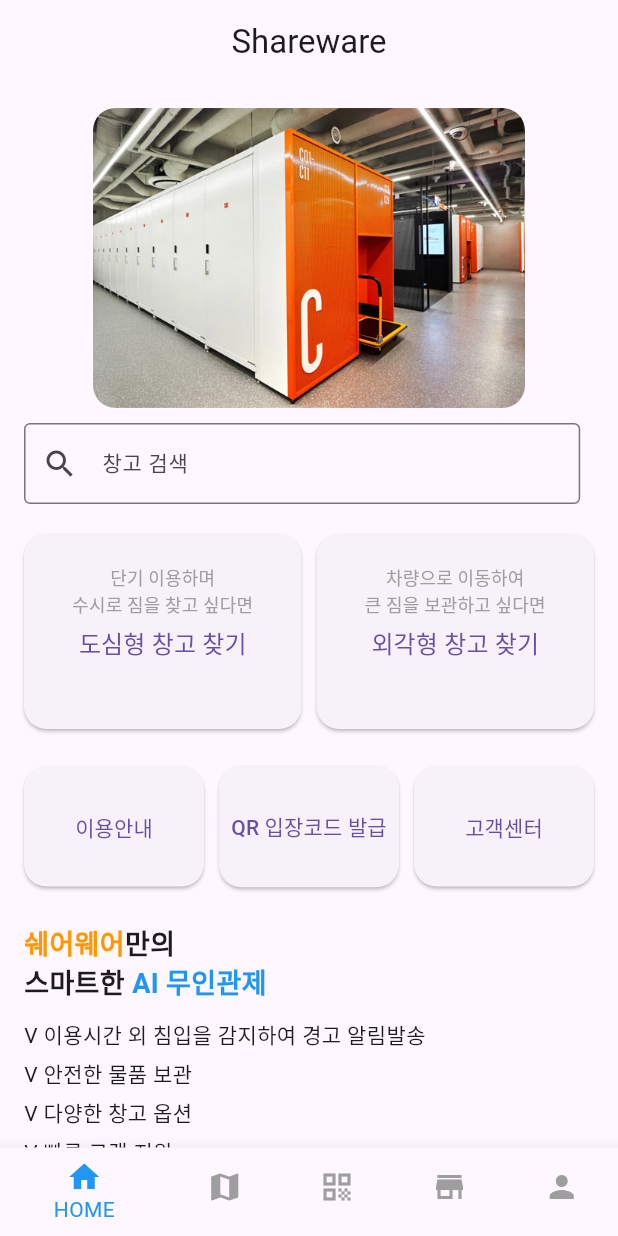
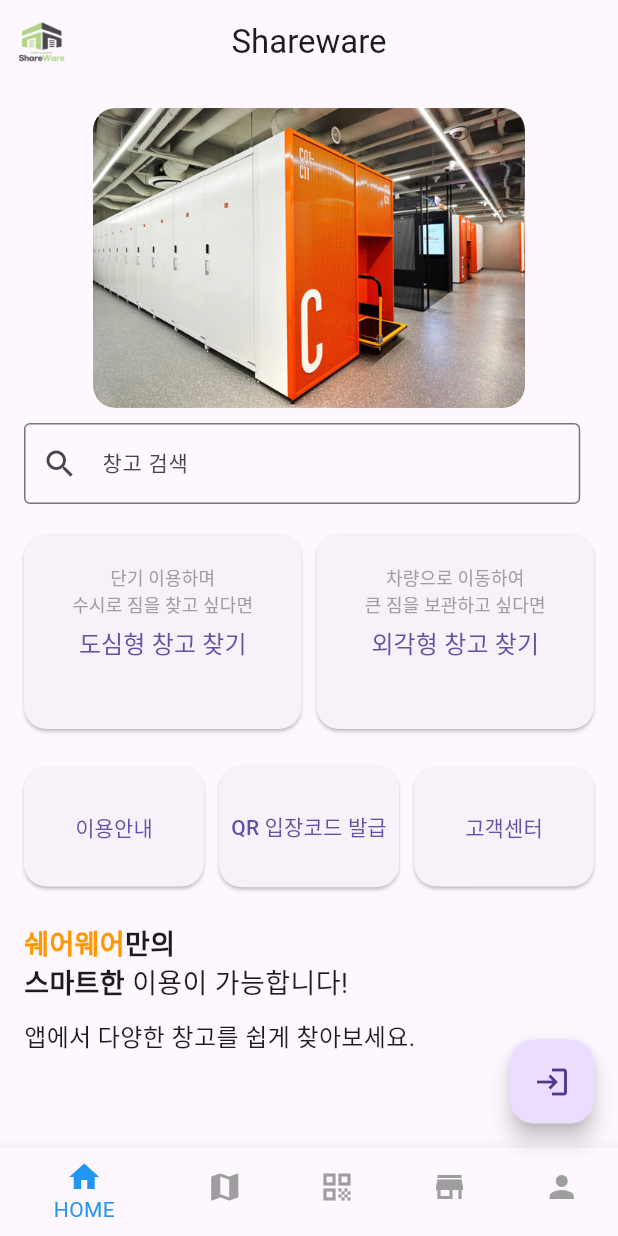
Before and after one commit to eun-young2/ShareWare, a Flutter app: the screen it shows after launch, on a phone screen of 412 x 824 dp. Run offline on Flutter 3.47's test engine with Material 3 defaults, Android fonts, the phone set to English and light mode, and no system bars.

Commit message:
회원가입, 로그인 화면구현 -규민

```diff
--- a/Frontend/shareware/lib/main.dart
+++ b/Frontend/shareware/lib/main.dart
@@ -3,6 +3,8 @@ import 'package:flutter_application_33/my_page.dart';
 import 'package:flutter_application_33/my_warehouse_page.dart';
 import 'package:flutter_application_33/qr_page.dart';
 import 'package:flutter_application_33/storage_select.dart'; // 이 경로가 올바른지 확인하세요.
+import 'package:flutter_application_33/login_page.dart'; // 로그인 페이지 경로
+import 'package:flutter_application_33/signup_page.dart'; // 회원가입 페이지 경로
 
 void main() {
   runApp(SharewareApp());
@@ -29,7 +31,7 @@ class MainPage extends StatefulWidget {
 class _MainPageState extends State<MainPage> {
   final List<String> warehouseImages = [
     'assets/warehouse1.jpg',
-
+    // 사진 추가 가능
   ];
 
   int _selectedIndex = 0;
@@ -53,6 +55,13 @@ class _MainPageState extends State<MainPage> {
       appBar: AppBar(
         title: Text('Shareware'),
         centerTitle: true,
+        leading: Padding(
+          padding: const EdgeInsets.all(8.0),
+          child: Image.asset(
+            'assets/ShareWare_logo.png', // 경로를 정확하게 확인하세요
+            fit: BoxFit.contain,
+          ),
+        ),
       ),
       body: _pages[_selectedIndex],
       bottomNavigationBar: BottomNavigationBar(
@@ -87,6 +96,43 @@ class _MainPageState extends State<MainPage> {
             _selectedIndex = index;
           });
         },
+      ),
+      floatingActionButton: FloatingActionButton(
+        onPressed: () {
+          // 로그인 및 회원가입 화면으로 이동하는 다이얼로그
+          showDialog(
+            context: context,
+            builder: (context) {
+              return AlertDialog(
+                title: Text('로그인 또는 회원가입'),
+                content: Column(
+                  mainAxisSize: MainAxisSize.min,
+                  children: [
+                    ElevatedButton(
+                      onPressed: () {
+                        Navigator.push(
+                          context,
+                          MaterialPageRoute(builder: (context) => LoginPage()),
+                        );
+                      },
+                      child: Text('로그인'),
+                    ),
+                    ElevatedButton(
+                      onPressed: () {
+                        Navigator.push(
+                          context,
+                          MaterialPageRoute(builder: (context) =>SignupPage()),
+                        );
+                      },
+                      child: Text('회원가입'),
+                    ),
+                  ],
+                ),
+              );
+            },
+          );
+        },
+        child: Icon(Icons.login),
       ),
     );
   }
@@ -236,7 +282,7 @@ class MainPageContent extends StatelessWidget {
                         ),
                         padding: EdgeInsets.symmetric(vertical: 30.0),
                       ),
-                      onPressed: () {},
+                      onPressed: () {}, // 이용안내
                       child: Text('이용안내'),
                     ),
                   ),
@@ -249,7 +295,7 @@ class MainPageContent extends StatelessWidget {
                         ),
                         padding: EdgeInsets.symmetric(vertical: 30.0),
                       ),
-                      onPressed: () {},
+                      onPressed: () {}, // QR 입장코드 발급
                       child: Text('QR 입장코드 발급'),
                     ),
                   ),
@@ -262,7 +308,7 @@ class MainPageContent extends StatelessWidget {
                         ),
                         padding: EdgeInsets.symmetric(vertical: 30.0),
                       ),
-                      onPressed: () {},
+                      onPressed: () {}, // 고객센터
                       child: Text('고객센터'),
                     ),
                   ),
@@ -292,68 +338,22 @@ class MainPageContent extends StatelessWidget {
                         ),
                       ),
                       TextSpan(
-                        text: 'AI 무인관제',
-                        style: TextStyle(
-                          fontWeight: FontWeight.bold,
-                          fontSize: 18,
-                          color: Colors.blue,
-                        ),
+                        text: '이용이 가능합니다!',
+                        style: TextStyle(fontSize: 18),
                       ),
                     ],
                   ),
                 ),
                 SizedBox(height: 10.0),
-                Text('V 이용시간 외 침입을 감지하여 경고 알림발송'),
-                SizedBox(height: 5.0),
-                Text('V 안전한 물품 보관'),
-                SizedBox(height: 5.0),
-                Text('V 다양한 창고 옵션'),
-                SizedBox(height: 5.0),
-                Text('V 빠른 고객 지원'),
+                Text(
+                  '앱에서 다양한 창고를 쉽게 찾아보세요.',
+                  style: TextStyle(fontSize: 16),
+                ),
               ],
             ),
-            SizedBox(height: 20.0),
-            Text(
-              '고객 리뷰',
-              style: TextStyle(
-                fontWeight: FontWeight.bold,
-                fontSize: 18,
-              ),
-            ),
-            SizedBox(height: 10.0),
-            _buildReview('assets/profile1.png', '이순신', 5, '정말 유용하게 잘 사용하고 있습니다.'),
-            _buildReview('assets/profile2.png', '김유신', 4, '가격이 저렴하고 접근성이 좋습니다.'),
-            _buildReview('assets/profile3.png', '홍길동', 5, '고객 서비스가 매우 친절합니다.'),
           ],
         ),
       ),
     );
   }
-
-  Widget _buildReview(String imagePath, String name, int rating, String comment) {
-    return Row(
-      children: [
-        CircleAvatar(
-          radius: 25.0,
-          backgroundImage: AssetImage(imagePath),
-        ),
-        SizedBox(width: 10.0),
-        Expanded(
-          child: Column(
-            crossAxisAlignment: CrossAxisAlignment.start,
-            children: [
-              Text(
-                name,
-                style: TextStyle(fontWeight: FontWeight.bold),
-              ),
-              Row(
-                children: List.generate(rating, (index) => Icon(Icons.star, color: Colors.orange)),
-              ),
-              Text(comment),
-            ],
-          ),
-        ),
-      ],
-    );
-  }
 }
--- a/Frontend/shareware/lib/storage_select.dart
+++ b/Frontend/shareware/lib/storage_select.dart
@@ -1,4 +1,5 @@
 import 'package:flutter/material.dart';
+
 
 class StorageSelectPage extends StatelessWidget {
   @override
--- a/Frontend/shareware/pubspec.yaml
+++ b/Frontend/shareware/pubspec.yaml
@@ -9,7 +9,9 @@ environment:
 dependencies:
   flutter:
     sdk: flutter
-  kakaomap_webview: ^0.6.2
+
+
+
 
 
 dev_dependencies:
@@ -21,3 +23,4 @@ flutter:
   uses-material-design: true
   assets:
     - assets/warehouse1.jpg
+    - assets/ShareWare_logo.png
```
Also changed, not shown: Frontend/shareware/lib/login_page.dart (added, +95 -0 lines), Frontend/shareware/lib/signup_page.dart (added, +66 -0 lines), Frontend/shareware/assets/ShareWare_logo.png (added), Frontend/shareware/pubspec.lock, 2 other files.
